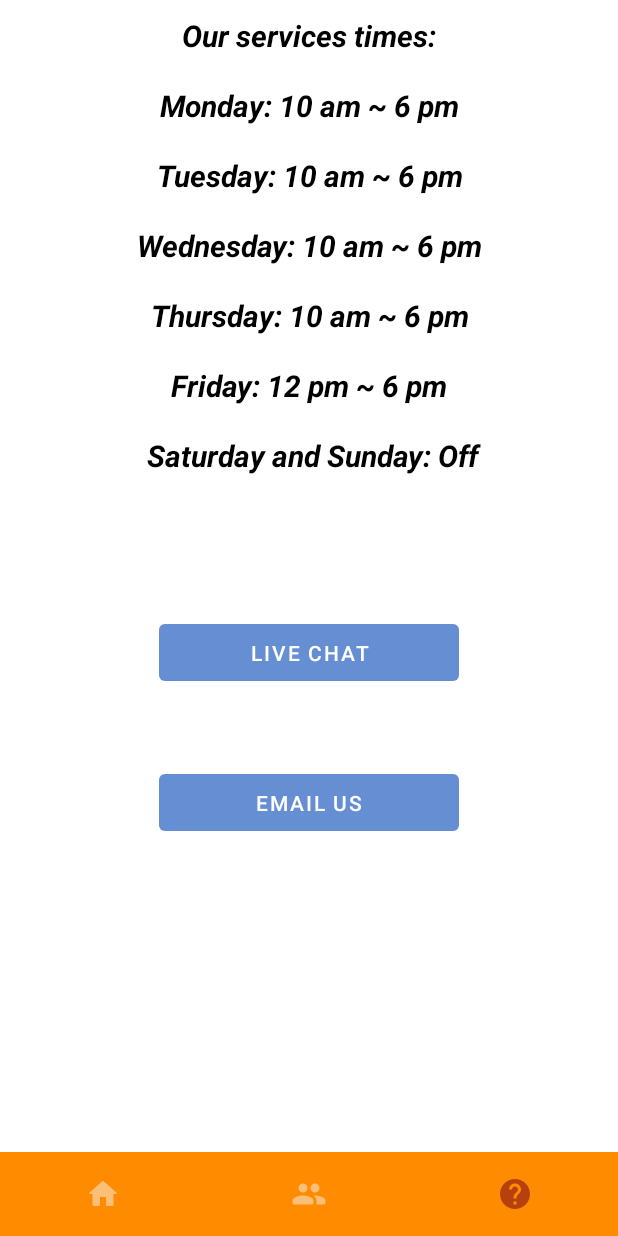
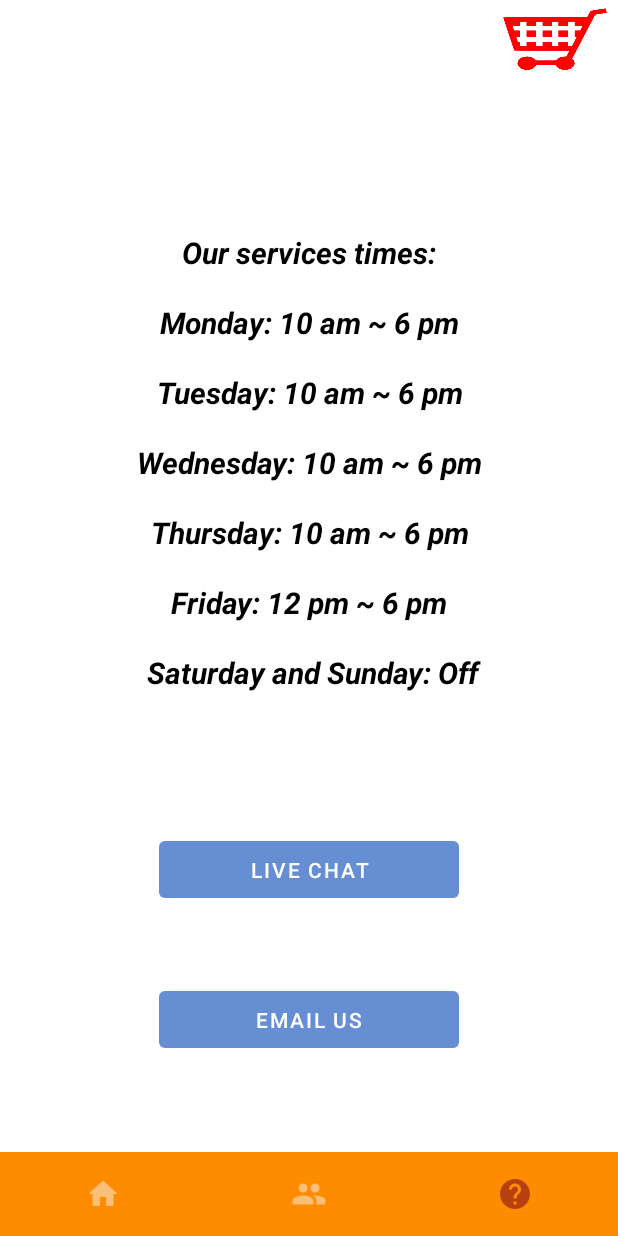
Before and after one commit to sanjanarc/a02-g11-orderup, an Android app: the MainActivity screen opened directly, with no data from a screen before it, item 3 of the bottom bar chosen, on a phone screen of 412 x 824 dp. Run offline under Robolectric (Android 15) with nearby library versions, the phone set to English and light mode, and no system bars; 5 statements that could not run were skipped.

```diff
--- a/app/src/main/res/layout/activity_main.xml
+++ b/app/src/main/res/layout/activity_main.xml
@@ -4,13 +4,14 @@
     xmlns:tools="http://schemas.android.com/tools"
     android:layout_width="match_parent"
     android:layout_height="match_parent"
-    tools:context=".presentation.MainActivity">
+    tools:context=".presentation.MainActivity"
+    tools:visibility="visible">
 
     <FrameLayout
+        android:id="@+id/container"
         android:layout_width="match_parent"
-        android:layout_height="match_parent"
-        android:id="@+id/container"
-        android:layout_above="@id/bottomNavigationView"/>
+        android:layout_height="623dp"
+        android:layout_above="@id/bottomNavigationView" />
 
     <com.google.android.material.bottomnavigation.BottomNavigationView
         android:id="@+id/bottomNavigationView"
@@ -20,5 +21,16 @@
         android:background="#ff8c00"
         app:itemIconTint="@drawable/nav_selected_color"
         app:labelVisibilityMode="unlabeled"
-        app:menu="@menu/bottom_nav_menu"/>
+        app:menu="@menu/bottom_nav_menu" />
+
+    <Button
+        android:id="@+id/ViewCartHomeButton"
+        android:layout_width="69dp"
+        android:layout_height="wrap_content"
+        android:layout_alignParentTop="true"
+        android:layout_alignParentEnd="true"
+        android:layout_marginTop="2dp"
+        android:layout_marginEnd="7dp"
+        android:background="#00FFFFFF"
+        android:foreground="@drawable/cart" />
 </RelativeLayout>
```
Also changed, not shown: app/src/main/res/drawable/cart.png (added).
